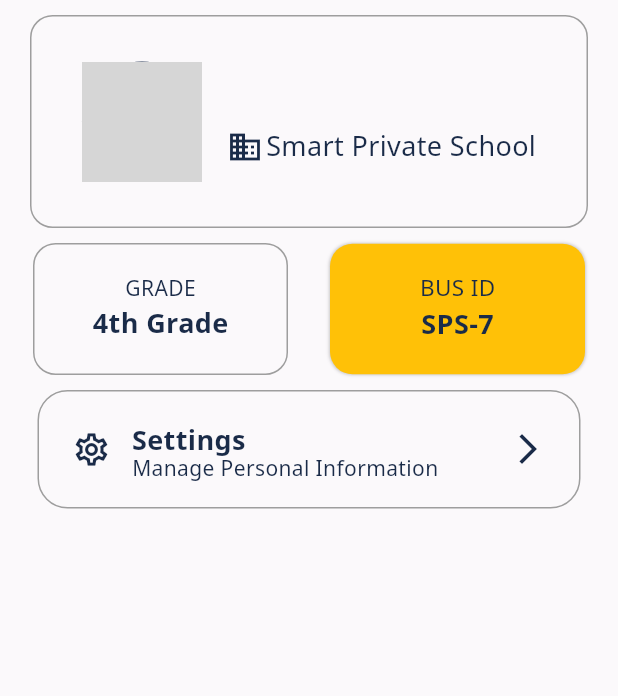
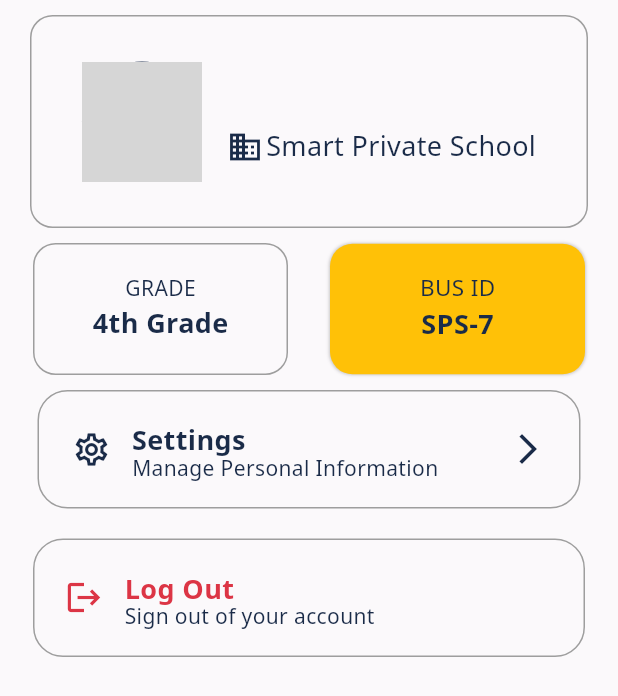
Before and after one commit to super-roomi/pasaty-flutter, a Flutter app: the DvProfilePage screen opened directly with empty values, on a phone screen of 412 x 824 dp. Shown: the top 696 px of the screen. Run offline on Flutter 3.47's test engine with Material 3 defaults, Android fonts, the phone set to English and light mode, and no system bars; accounts and stored records are empty; network calls fail; grey boxes are pictures that could not be loaded.

Commit message:
add themed logout tile to both profile pages
Confirmation dialog matching the existing end-session pattern, revokes
the refresh token via POST /v1/auth/logout, clears the session, and
returns to the login screen. Covered by the integration test.

Co-Authored-By: Claude Fable 5 <noreply@anthropic.com>

```diff
--- a/lib/Pages/Driver Pages/dv_profile_page.dart
+++ b/lib/Pages/Driver Pages/dv_profile_page.dart
@@ -1,6 +1,7 @@
 import 'package:flutter/material.dart';
 
 import 'package:mockup/Pages/Parent%20Pages/pr_settings_page.dart';
+import 'package:mockup/Widgets/Common%20Widgets/cm_logout_tile.dart';
 import 'package:mockup/services/auth_session.dart';
 import 'package:mockup/services/protected_service.dart';
 import '../../l10n/app_localizations.dart';
@@ -223,6 +224,8 @@ class _DvProfilePageState extends State<DvProfilePage> {
               ),
             ),
           ),
+
+          CmLogoutTile(onLocaleChange: widget.onLocaleChange),
         ],
       ),
     );
--- a/lib/Pages/Parent Pages/pr_profile_page.dart
+++ b/lib/Pages/Parent Pages/pr_profile_page.dart
@@ -1,5 +1,6 @@
 import 'package:flutter/material.dart';
 import 'package:mockup/Pages/Parent%20Pages/pr_settings_page.dart';
+import 'package:mockup/Widgets/Common%20Widgets/cm_logout_tile.dart';
 import 'package:mockup/services/auth_session.dart';
 import 'package:mockup/services/protected_service.dart';
 
@@ -229,6 +230,8 @@ class _PrProfilePageState extends State<PrProfilePage> {
               ),
             ),
           ),
+
+          CmLogoutTile(onLocaleChange: widget.onLocaleChange),
         ],
       ),
     );
--- /dev/null
+++ b/lib/Widgets/Common Widgets/cm_logout_tile.dart
@@ -0,0 +1,104 @@
+import 'package:flutter/material.dart';
+import 'package:mockup/Colors/app_colors.dart';
+import 'package:mockup/Pages/Common/cm_login_page.dart';
+import 'package:mockup/services/auth_service.dart';
+
+import '../../l10n/app_localizations.dart';
+
+/// Logout entry for the profile pages, styled to match the settings tile.
+/// Asks for confirmation, revokes the session on the backend, and returns
+/// to the login screen.
+class CmLogoutTile extends StatelessWidget {
+  const CmLogoutTile({super.key, required this.onLocaleChange});
+  final void Function(Locale) onLocaleChange;
+
+  Future<void> _logout(BuildContext context) async {
+    final navigator = Navigator.of(context);
+    await AuthService.logout();
+    navigator.pushAndRemoveUntil(
+      MaterialPageRoute(
+        builder: (context) => CmLoginPage(onLocaleChange: onLocaleChange),
+      ),
+      (route) => false,
+    );
+  }
+
+  void _confirmLogout(BuildContext context, AppLocalizations l10n) {
+    showDialog(
+      context: context,
+      builder: (dialogContext) => AlertDialog(
+        title: Text(l10n.endSessionDialogTitle),
+        content: Text(l10n.logOutDialogMessage),
+        actions: [
+          TextButton(
+            onPressed: () => Navigator.pop(dialogContext),
+            child: Text(l10n.cancel),
+          ),
+          TextButton(
+            onPressed: () {
+              Navigator.pop(dialogContext);
+              _logout(context);
+            },
+            child: Text(
+              l10n.logOut,
+              style: const TextStyle(color: AppColors.dangerRed),
+            ),
+          ),
+        ],
+      ),
+    );
+  }
+
+  @override
+  Widget build(BuildContext context) {
+    final l10n = AppLocalizations.of(context)!;
+
+    return GestureDetector(
+      onTap: () => _confirmLogout(context, l10n),
+      child: Padding(
+        padding: const EdgeInsets.symmetric(horizontal: 22, vertical: 10),
+        child: Container(
+          decoration: BoxDecoration(
+            border: Border.all(color: Colors.grey, width: 1),
+            borderRadius: BorderRadius.circular(20),
+          ),
+          child: Padding(
+            padding: const EdgeInsets.symmetric(
+              horizontal: 20.0,
+              vertical: 20.0,
+            ),
+            child: Row(
+              children: [
+                const Padding(
+                  padding: EdgeInsets.only(right: 14.0),
+                  child: Icon(
+                    Icons.logout,
+                    size: 26,
+                    color: AppColors.dangerRed,
+                  ),
+                ),
+                Column(
+                  crossAxisAlignment: CrossAxisAlignment.start,
+                  children: [
+                    Text(
+                      l10n.logOut,
+                      style: const TextStyle(
+                        fontSize: 18,
+                        fontWeight: FontWeight.bold,
+                        color: AppColors.dangerRed,
+                      ),
+                    ),
+                    Text(
+                      l10n.signOutOfYourAccount,
+                      style: const TextStyle(height: 0.8),
+                    ),
+                  ],
+                ),
+              ],
+            ),
+          ),
+        ),
+      ),
+    );
+  }
+}
--- a/lib/l10n/app_ar.arb
+++ b/lib/l10n/app_ar.arb
@@ -12,6 +12,9 @@
   "parentRole": "ولي أمر",
   "staffRole": "موظف",
   "logIn": "تسجيل الدخول",
+  "logOut": "تسجيل الخروج",
+  "signOutOfYourAccount": "الخروج من حسابك",
+  "logOutDialogMessage": "يرجى تأكيد رغبتك في تسجيل الخروج من حسابك.",
   "password": "كلمة المرور",
   "passwordHint": "أدخل كلمة المرور",
   "invalidCredentials": "رقم الهاتف أو كلمة المرور غير صحيحة",
--- a/lib/l10n/app_en.arb
+++ b/lib/l10n/app_en.arb
@@ -12,6 +12,9 @@
   "parentRole": "Parent",
   "staffRole": "Staff",
   "logIn": "Login",
+  "logOut": "Log Out",
+  "signOutOfYourAccount": "Sign out of your account",
+  "logOutDialogMessage": "Please confirm you want to log out of your account.",
   "password": "Password",
   "passwordHint": "Enter your password",
   "invalidCredentials": "Invalid phone number or password",
--- a/lib/l10n/app_localizations.dart
+++ b/lib/l10n/app_localizations.dart
@@ -169,6 +169,24 @@ abstract class AppLocalizations {
   /// In en, this message translates to:
   /// **'Login'**
   String get logIn;
+
+  /// No description provided for @logOut.
+  ///
+  /// In en, this message translates to:
+  /// **'Log Out'**
+  String get logOut;
+
+  /// No description provided for @signOutOfYourAccount.
+  ///
+  /// In en, this message translates to:
+  /// **'Sign out of your account'**
+  String get signOutOfYourAccount;
+
+  /// No description provided for @logOutDialogMessage.
+  ///
+  /// In en, this message translates to:
+  /// **'Please confirm you want to log out of your account.'**
+  String get logOutDialogMessage;
 
   /// No description provided for @password.
   ///
--- a/lib/l10n/app_localizations_en.dart
+++ b/lib/l10n/app_localizations_en.dart
@@ -43,6 +43,16 @@ class AppLocalizationsEn extends AppLocalizations {
 
   @override
   String get logIn => 'Login';
+
+  @override
+  String get logOut => 'Log Out';
+
+  @override
+  String get signOutOfYourAccount => 'Sign out of your account';
+
+  @override
+  String get logOutDialogMessage =>
+      'Please confirm you want to log out of your account.';
 
   @override
   String get password => 'Password';
```
Also changed, not shown: lib/l10n/app_localizations_ar.dart (+10 -0 lines), 1 other file.
